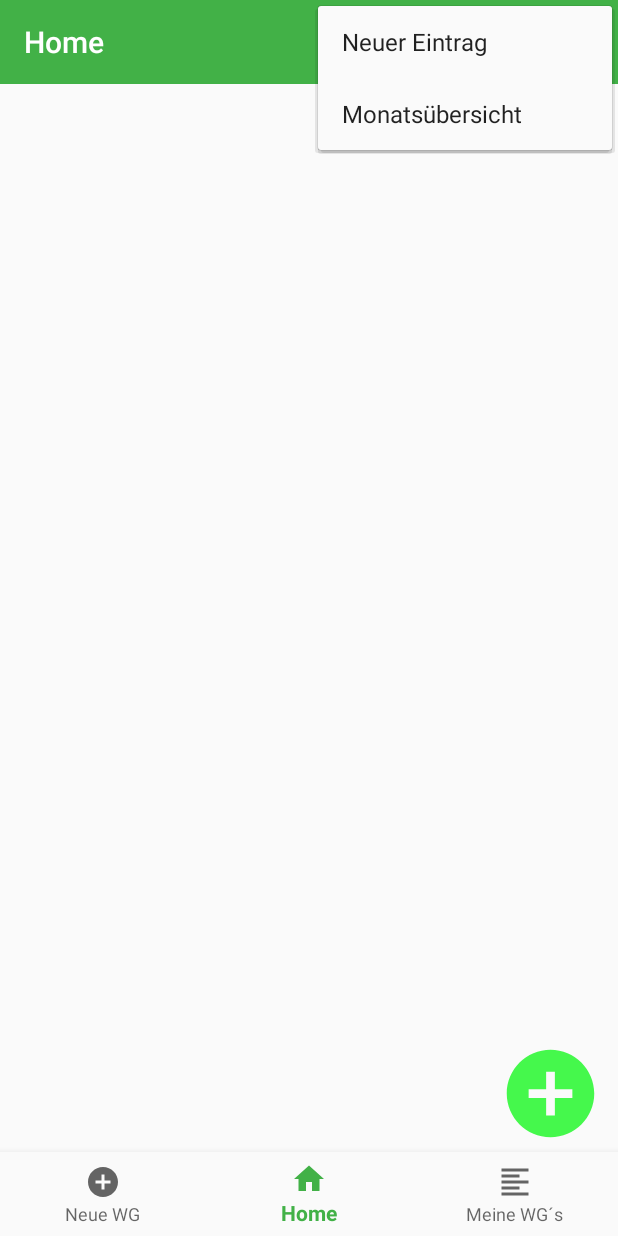
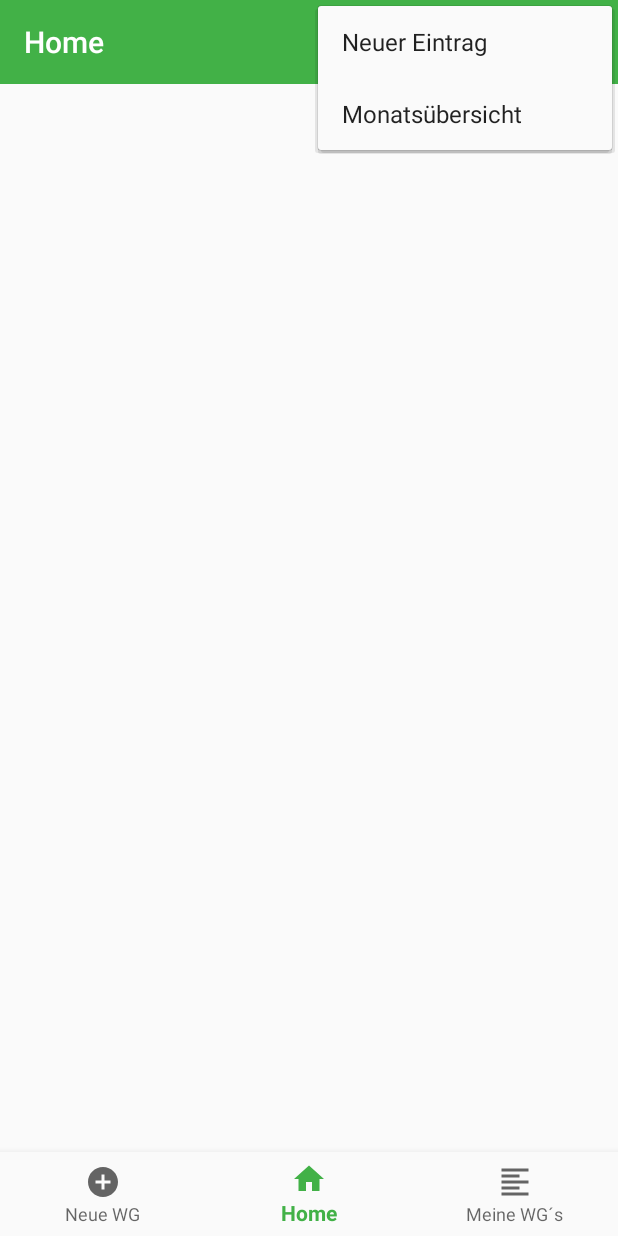
Before and after one commit to JPPASCHETAG/WG_ABRECHNUNG, an Android app: the screen it shows after launch (MainActivity), with the options menu open, on a phone screen of 412 x 824 dp. Run offline under Robolectric (Android 15) with nearby library versions, the phone set to English and light mode, and no system bars; our stand-ins replace Firebase (no records; nobody signed in at launch, a user with empty details on screens opened directly), navigation-ui.

```diff
--- a/app/src/main/java/com/wgAbrechnung/wg_abrechnung/ui/home/HomeFragment.java
+++ b/app/src/main/java/com/wgAbrechnung/wg_abrechnung/ui/home/HomeFragment.java
@@ -11,7 +11,6 @@ import android.view.LayoutInflater;
 import android.view.MenuItem;
 import android.view.View;
 import android.view.ViewGroup;
-import android.widget.Button;
 import android.widget.EditText;
 import android.widget.LinearLayout;
 import android.widget.ListView;
@@ -43,7 +42,6 @@ public class HomeFragment extends Fragment implements Toolbar.OnMenuItemClickLis
     private String CURRENT_PROJEKT = "";
 
     private ListView listView;
-    private Button btnNewEntry;
     private Toolbar toolbar;
 
     private ArrayList<String> ListZweck = new ArrayList<String>();
--- a/app/src/main/res/layout/fragment_home.xml
+++ b/app/src/main/res/layout/fragment_home.xml
@@ -31,18 +31,4 @@
         app:layout_constraintStart_toStartOf="parent"
         app:layout_constraintTop_toTopOf="parent" />
 
-
-    <Button
-        android:id="@+id/NEW_ENTRY"
-        android:layout_width="70dp"
-        android:layout_height="70dp"
-        android:layout_marginEnd="10dp"
-        android:layout_marginBottom="60dp"
-        android:background="@drawable/add_circle_black_18dp"
-        android:clickable="true"
-        app:layout_constraintBottom_toBottomOf="parent"
-        app:layout_constraintEnd_toEndOf="parent">
-
-    </Button>
-
     </androidx.constraintlayout.widget.ConstraintLayout>
```
